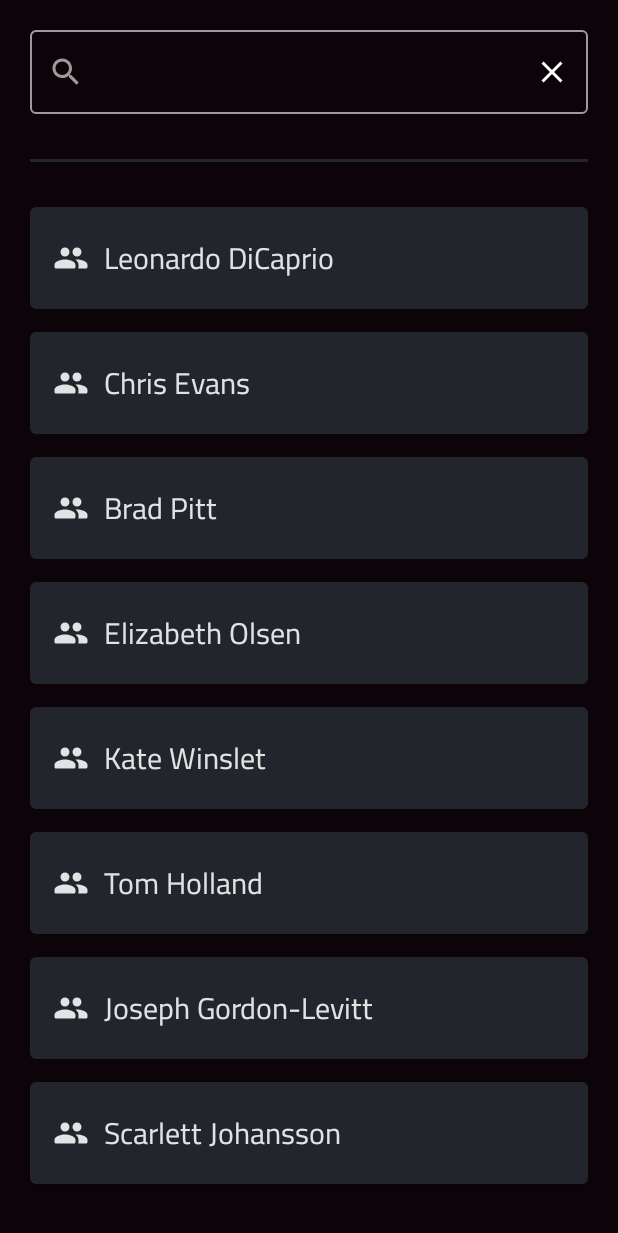
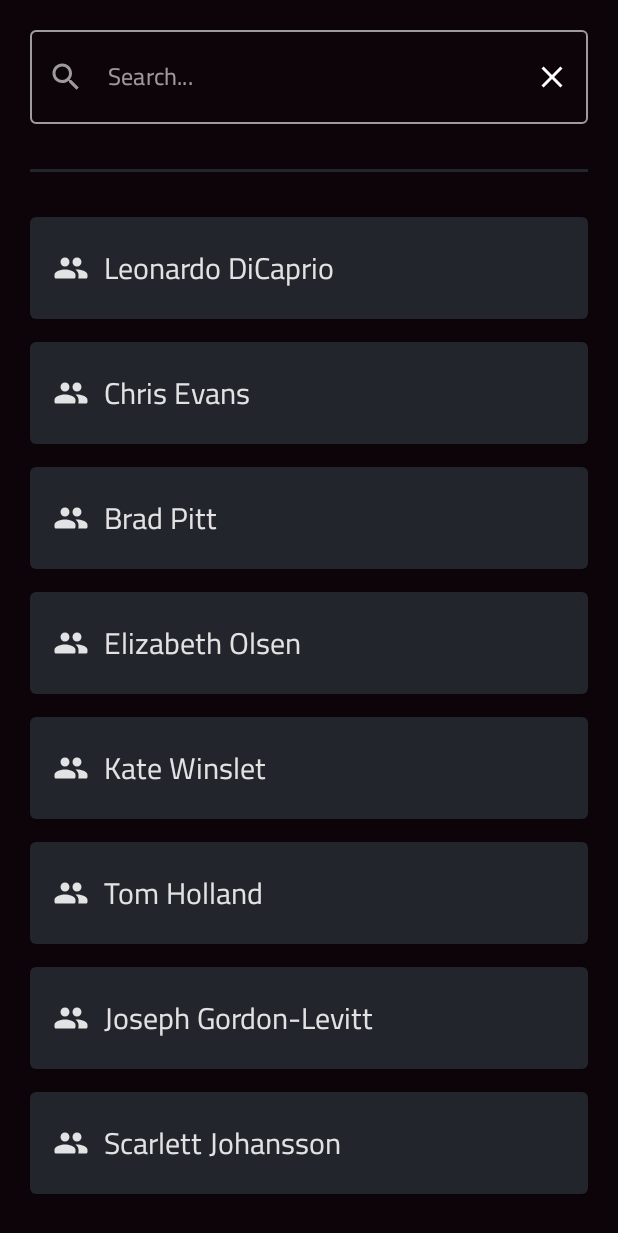
Before and after one commit to CodeInKotLang/SearchBar, an Android app built with Jetpack Compose: the screen it shows after launch (MainActivity), after a tap on "Search Icon", on a phone screen of 412 x 824 dp. Shown: the top 1233 px of the screen. Run offline under Robolectric (Android 15) with nearby library versions, the phone set to English and light mode, and no system bars.

```diff
--- a/app/src/main/java/com/synac/searchbar/FamousActorsScreen.kt
+++ b/app/src/main/java/com/synac/searchbar/FamousActorsScreen.kt
@@ -75,6 +75,28 @@ fun FamousActorsScreen(
                 TopAppBar(
                     onSearchIconClicked = {
                         viewModel.onAction(UserAction.SearchIconClicked)
+                    },
+                    onSortIconClicked = {
+                        viewModel.onAction(UserAction.SortIconClicked)
+                    },
+                    onSortMenuDismiss = {
+                        viewModel.onAction(UserAction.SortMenuDismiss)
+                    },
+                    isSortMenuVisible = state.isSortMenuVisible,
+                    onSortItemA2ZClicked = {
+                        viewModel.onAction(
+                            UserAction.SortItemClicked(SortType.A2Z)
+                        )
+                    },
+                    onSortItemZ2AClicked = {
+                        viewModel.onAction(
+                            UserAction.SortItemClicked(SortType.Z2A)
+                        )
+                    },
+                    onSortItemNoneClicked = {
+                        viewModel.onAction(
+                            UserAction.SortItemClicked(SortType.NONE)
+                        )
                     }
                 )
             }
@@ -113,6 +135,13 @@ fun SearchAppBar(
             color = Color.White,
             fontSize = 18.sp
         ),
+        placeholder = {
+            Text(
+                text = "Search...",
+                fontFamily = cairoFont,
+                color = Color.White.copy(alpha = ContentAlpha.medium)
+            )
+        },
         leadingIcon = {
             Icon(
                 imageVector = Icons.Filled.Search,
@@ -183,14 +212,19 @@ fun SingleItemCard(
 
 @Composable
 fun TopAppBar(
-    onSearchIconClicked: () -> Unit
+    onSearchIconClicked: () -> Unit,
+    onSortIconClicked: () -> Unit,
+    onSortMenuDismiss: () -> Unit,
+    onSortItemA2ZClicked: () -> Unit,
+    onSortItemZ2AClicked: () -> Unit,
+    onSortItemNoneClicked: () -> Unit,
+    isSortMenuVisible: Boolean
 ) {
     Row(
         modifier = Modifier
             .fillMaxWidth()
             .padding(top = 7.dp),
-        verticalAlignment = Alignment.CenterVertically,
-        horizontalArrangement = Arrangement.SpaceBetween
+        verticalAlignment = Alignment.CenterVertically
     ) {
         Text(
             text = "Famous Actors",
@@ -199,6 +233,29 @@ fun TopAppBar(
             color = Color.White,
             fontFamily = FontFamily.Cursive
         )
+        Spacer(modifier = Modifier.weight(1f))
+        IconButton(onClick = onSortIconClicked) {
+            Icon(
+                painter = painterResource(R.drawable.ic_sort),
+                contentDescription = "Sort Icon",
+                tint = Color.White,
+                modifier = Modifier.size(30.dp)
+            )
+            DropdownMenu(
+                expanded = isSortMenuVisible,
+                onDismissRequest = onSortMenuDismiss
+            ) {
+                DropdownMenuItem(onClick = onSortItemA2ZClicked) {
+                    Text(text = "Sort  A -> Z")
+                }
+                DropdownMenuItem(onClick =onSortItemZ2AClicked) {
+                    Text(text = "Sort  Z -> A")
+                }
+                DropdownMenuItem(onClick = onSortItemNoneClicked) {
+                    Text(text = "No Sort")
+                }
+            }
+        }
         IconButton(onClick = onSearchIconClicked) {
             Icon(
                 imageVector = Icons.Rounded.Search,
--- /dev/null
+++ b/app/src/main/res/drawable/ic_sort.xml
@@ -0,0 +1,5 @@
+<vector android:height="24dp" android:tint="#000000"
+    android:viewportHeight="24" android:viewportWidth="24"
+    android:width="24dp" xmlns:android="http://schemas.android.com/apk/res/android">
+    <path android:fillColor="@android:color/white" android:pathData="M3,18h6v-2L3,16v2zM3,6v2h18L21,6L3,6zM3,13h12v-2L3,11v2z"/>
+</vector>
```
Also changed, not shown: app/src/main/java/com/synac/searchbar/FamousActorsViewModel.kt (+48 -2 lines).
